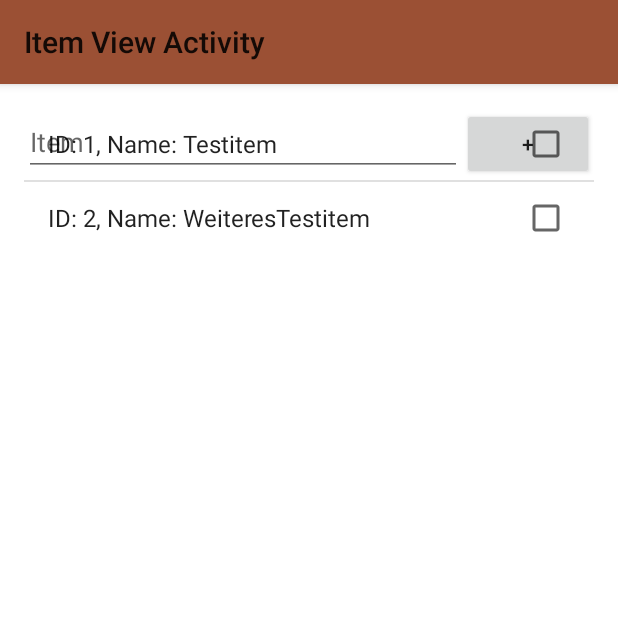
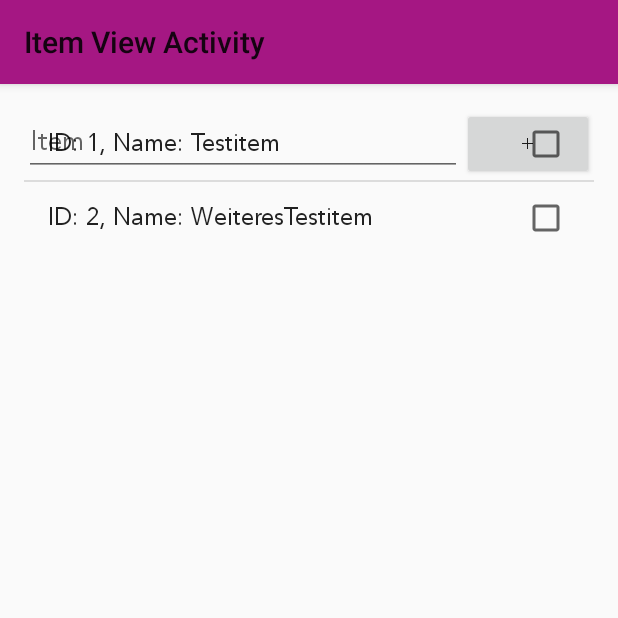
Before and after one commit to softpromin/TravelingApp, an Android app: the screen it shows after launch (ItemViewActivity), after a tap on "KOFFER PACKEN", on a phone screen of 412 x 824 dp, the top half of it. Run offline under Robolectric (Android 15) with nearby library versions, the phone set to English and light mode, and no system bars.

Commit message:
Basic Colors and new Font

```diff
--- a/app/src/main/java/prak/travelerapp/MainActivity.java
+++ b/app/src/main/java/prak/travelerapp/MainActivity.java
@@ -30,6 +30,9 @@ public class MainActivity extends AppCompatActivity implements AsyncResponse {
 
     @Override
     protected void onCreate(Bundle savedInstanceState) {
+        //Neue Schriftart für alle Texte
+        TypefaceUtil.overrideFont(getApplicationContext(), "SERIF", "fonts/Avenir-Book.ttf");
+
         super.onCreate(savedInstanceState);
         setContentView(R.layout.activity_main);
 
--- /dev/null
+++ b/app/src/main/java/prak/travelerapp/TypefaceUtil.java
@@ -0,0 +1,33 @@
+package prak.travelerapp;
+
+import android.content.Context;
+import android.graphics.Typeface;
+import android.util.Log;
+
+import java.lang.reflect.Field;
+
+/**
+ * Created by maxgraf on 30/11/15.
+ */
+
+public class TypefaceUtil {
+
+    /**
+     * Using reflection to override default typeface
+     * NOTICE: DO NOT FORGET TO SET TYPEFACE FOR APP THEME AS DEFAULT TYPEFACE WHICH WILL BE OVERRIDDEN
+     * @param context to work with assets
+     * @param defaultFontNameToOverride for example "monospace"
+     * @param customFontFileNameInAssets file name of the font from assets
+     */
+    public static void overrideFont(Context context, String defaultFontNameToOverride, String customFontFileNameInAssets) {
+        try {
+            final Typeface customFontTypeface = Typeface.createFromAsset(context.getAssets(), customFontFileNameInAssets);
+
+            final Field defaultFontTypefaceField = Typeface.class.getDeclaredField(defaultFontNameToOverride);
+            defaultFontTypefaceField.setAccessible(true);
+            defaultFontTypefaceField.set(null, customFontTypeface);
+        } catch (Exception e) {
+            Log.e("Can not set custom font " + customFontFileNameInAssets + " instead of " + defaultFontNameToOverride, e.toString());
+        }
+    }
+}
--- a/app/src/main/res/values/colors.xml
+++ b/app/src/main/res/values/colors.xml
@@ -1,7 +1,6 @@
 <?xml version="1.0" encoding="utf-8"?>
 <resources>
-    <color name="colorPrimary">#9b5034</color>
-    <color name="colorPrimaryDark">#401f12</color>
-    <color name="colorAccent">#a6a923</color>
-    <color name="background_material_light">#ffffff</color>
+    <color name="colorPrimary">#a51783</color>
+    <color name="colorPrimaryDark">#6f0054</color>
+    <color name="colorAccent">#ff3366</color>
 </resources>
--- a/app/src/main/res/values/styles.xml
+++ b/app/src/main/res/values/styles.xml
@@ -10,6 +10,7 @@
 
     <style name="Test" parent="AppTheme" >
         <item name="android:colorBackground">@color/background_material_light</item>
+        <item name="android:typeface">serif</item>
     </style>
 
 </resources>
```
Also changed, not shown: app/src/main/assets/fonts/Avenir-Book.ttf (added).
